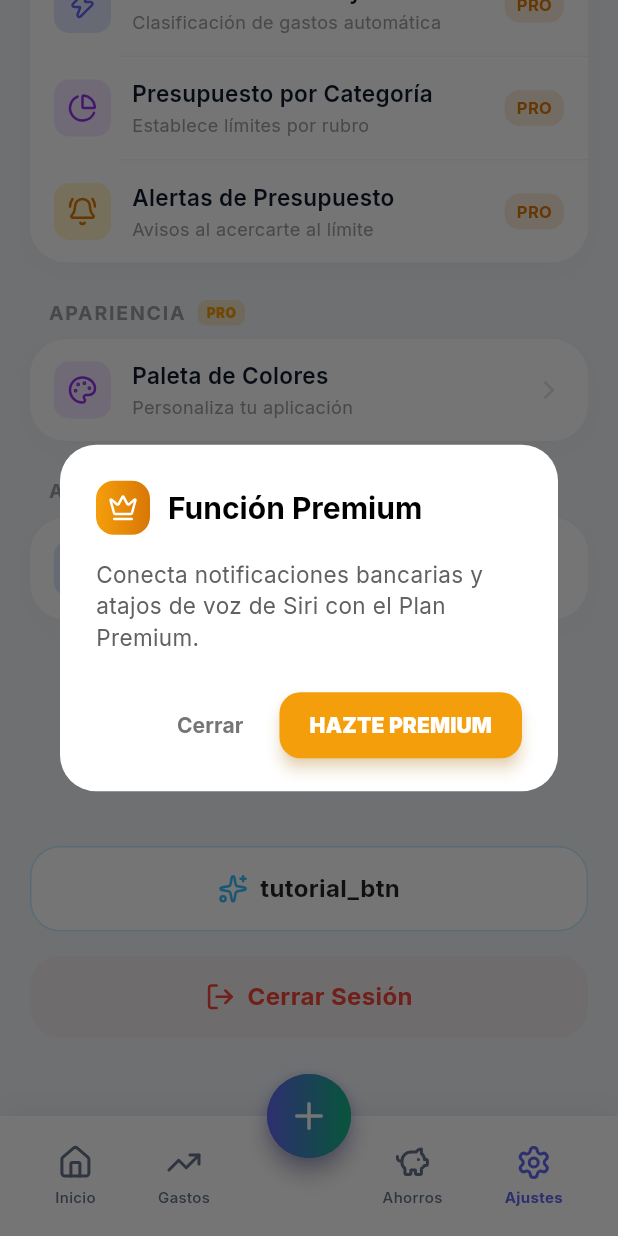
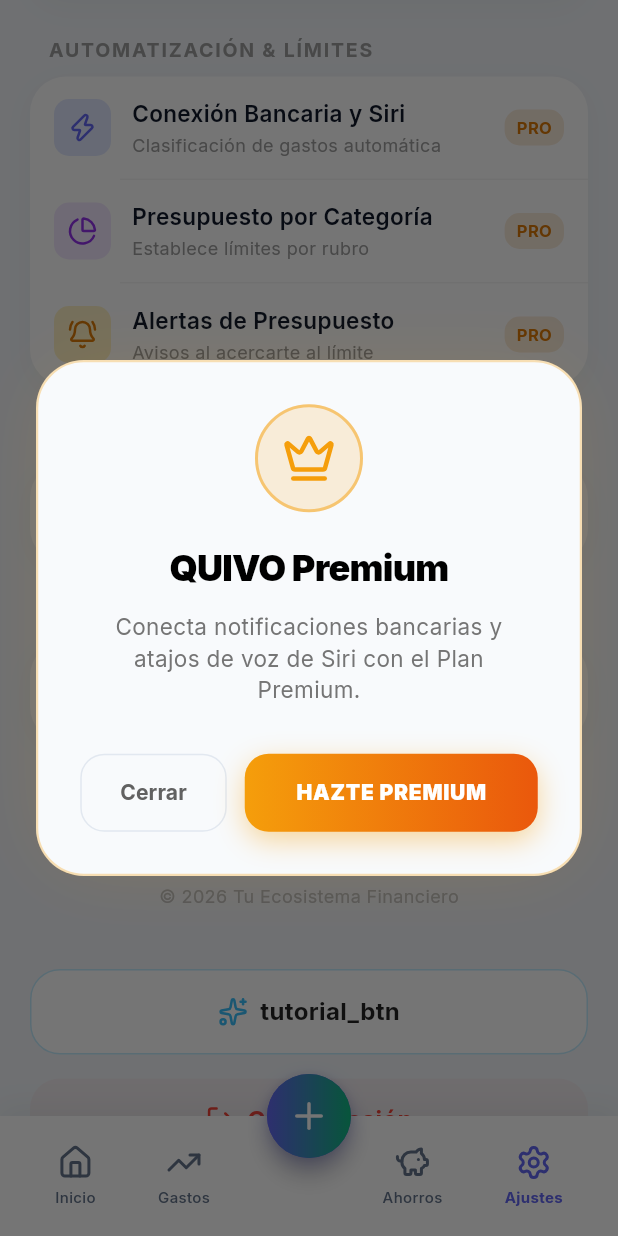
Before and after one commit to DanielMarroquin1/AppFinanciera, a Flutter app: the SettingsScreen screen opened by its route, scrolled down 1152 dp, after a tap on "Conexión Bancaria y Siri", on a phone screen of 412 x 824 dp. Run offline on Flutter 3.47's test engine with Material 3 defaults, Android fonts, the phone set to English and light mode, and no system bars; our stand-ins replace cloud_firestore, cloud_functions, firebase_auth, firebase_core, fl_chart, flutter_local_notifications and 16 more; missing offline and left inert: notification_listener_service, purchases_flutter, tutorial_coach_mark; accounts and stored records are empty; network calls fail.

Commit message:
feat: redesign premium cancel and paywall modals, clean country settings, rename studio vip

```diff
--- a/flutter_app/lib/presentation/widgets/modals/premium_modal.dart
+++ b/flutter_app/lib/presentation/widgets/modals/premium_modal.dart
@@ -129,7 +129,7 @@
                               ),
                             ),
                             const SizedBox(height: 12),
-                            Text('Studio VIP', style: TextStyle(color: isDark ? Colors.white : Colors.black, fontSize: 32, fontWeight: FontWeight.w900, letterSpacing: -0.5)),
+                            Text('QUIVO Premium', style: TextStyle(color: isDark ? Colors.white : Colors.black, fontSize: 32, fontWeight: FontWeight.w900, letterSpacing: -0.5)),
                             Text('Eleva tu experiencia financiera', style: TextStyle(color: isDark ? Colors.grey[400] : Colors.grey[600], fontSize: 15)),
                           ],
                         ),
--- a/flutter_app/lib/presentation/widgets/modals/premium_paywall_dialog.dart
+++ b/flutter_app/lib/presentation/widgets/modals/premium_paywall_dialog.dart
@@ -18,75 +18,86 @@
   Widget build(BuildContext context) {
     final isDark = Theme.of(context).brightness == Brightness.dark;
 
-    return AlertDialog(
-      backgroundColor: isDark ? const Color(0xFF1F2937) : Colors.white,
-      shape: RoundedRectangleBorder(borderRadius: BorderRadius.circular(24)),
-      title: Row(
+    return Dialog(
+      backgroundColor: Colors.transparent,
+      insetPadding: const EdgeInsets.symmetric(horizontal: 24, vertical: 24),
+      child: Container(
+        padding: const EdgeInsets.all(28),
+        decoration: BoxDecoration(
+          color: isDark ? const Color(0xFF0F172A) : const Color(0xFFF8FAFC),
+          borderRadius: BorderRadius.circular(32),
+          border: Border.all(color: const Color(0xFFF59E0B).withOpacity(0.3), width: 1.5),
+          boxShadow: [
+            BoxShadow(color: const Color(0xFFF59E0B).withOpacity(0.15), blurRadius: 40, spreadRadius: -10)
+          ]
+        ),
+        child: Column(
+          mainAxisSize: MainAxisSize.min,
+          crossAxisAlignment: CrossAxisAlignment.stretch,
           children: [
-          Container(
-            padding: const EdgeInsets.all(8),
+            Center(
+              child: Container(
+                padding: const EdgeInsets.all(16),
                 decoration: BoxDecoration(
-              gradient: const LinearGradient(colors: [Color(0xFFF59E0B), Color(0xFFD97706)]),
-              borderRadius: BorderRadius.circular(12),
+                  color: const Color(0xFFF59E0B).withOpacity(0.15),
+                  shape: BoxShape.circle,
+                  border: Border.all(color: const Color(0xFFF59E0B).withOpacity(0.5), width: 2),
                 ),
-            child: const Icon(LucideIcons.crown, color: Colors.white, size: 20),
-          ),
-          const SizedBox(width: 12),
-          Text(
-            'Función Premium',
-            style: TextStyle(
-              color: isDark ? Colors.white : Colors.black,
-              fontWeight: FontWeight.bold,
-              fontSize: 20,
+                child: const Icon(LucideIcons.crown, color: Color(0xFFF59E0B), size: 36),
               ),
             ),
-        ],
+            const SizedBox(height: 20),
+            Text(
+              'QUIVO Premium',
+              style: TextStyle(color: isDark ? Colors.white : Colors.black, fontSize: 24, fontWeight: FontWeight.w900, letterSpacing: -0.5),
+              textAlign: TextAlign.center,
             ),
-      content: Text(
-        customMessage ?? 'Desbloquea el Plan Premium para acceder a esta y todas las funciones exclusivas de la aplicación.',
-        style: TextStyle(
-          color: isDark ? Colors.grey[300] : Colors.grey[700],
-          fontSize: 15,
-          height: 1.4,
+            const SizedBox(height: 12),
+            Text(
+              customMessage ?? 'Desbloquea QUIVO Premium para acceder a esta y todas las funciones exclusivas.',
+              style: TextStyle(color: isDark ? Colors.grey[400] : Colors.grey[600], fontSize: 15, height: 1.4),
+              textAlign: TextAlign.center,
             ),
+            const SizedBox(height: 32),
+            Row(
+              children: [
+                Expanded(
+                  child: OutlinedButton(
+                    onPressed: () => Navigator.pop(context),
+                    style: OutlinedButton.styleFrom(
+                      padding: const EdgeInsets.symmetric(vertical: 16),
+                      shape: RoundedRectangleBorder(borderRadius: BorderRadius.circular(16)),
+                      side: BorderSide(color: isDark ? const Color(0xFF334155) : const Color(0xFFE2E8F0)),
                     ),
-      actionsPadding: const EdgeInsets.fromLTRB(24, 0, 24, 20),
-      actions: [
-        Row(
-          mainAxisAlignment: MainAxisAlignment.end,
-          children: [
-            TextButton(
-              onPressed: () => Navigator.pop(context),
-              child: Text(
-                'Cerrar',
-                style: TextStyle(
-                  color: isDark ? Colors.grey[400] : Colors.grey[600],
-                  fontWeight: FontWeight.bold,
-                ),
+                    child: Text('Cerrar', style: TextStyle(color: isDark ? Colors.grey[300] : Colors.grey[700], fontWeight: FontWeight.bold)),
                   ),
                 ),
                 const SizedBox(width: 12),
-            ElevatedButton(
-              onPressed: () {
-                Navigator.pop(context); // Cerrar este dialog
-                PremiumModal.show(context); // Mostrar el modal de planes
+                Expanded(
+                  flex: 2,
+                  child: GestureDetector(
+                    onTap: () {
+                      Navigator.pop(context);
+                      PremiumModal.show(context);
                     },
-              style: ElevatedButton.styleFrom(
-                backgroundColor: const Color(0xFFF59E0B), // amber-500
-                foregroundColor: Colors.white,
-                shape: RoundedRectangleBorder(borderRadius: BorderRadius.circular(14)),
-                padding: const EdgeInsets.symmetric(horizontal: 20, vertical: 12),
-                elevation: 4,
-                shadowColor: const Color(0xFFF59E0B).withValues(alpha: 0.5),
+                    child: Container(
+                      padding: const EdgeInsets.symmetric(vertical: 16),
+                      decoration: BoxDecoration(
+                        gradient: const LinearGradient(colors: [Color(0xFFF59E0B), Color(0xFFEA580C)]),
+                        borderRadius: BorderRadius.circular(16),
+                        boxShadow: [BoxShadow(color: const Color(0xFFF59E0B).withOpacity(0.4), blurRadius: 16, offset: const Offset(0, 6))],
                       ),
-              child: const Text(
-                'HAZTE PREMIUM',
-                style: TextStyle(fontWeight: FontWeight.w900, fontSize: 14),
+                      child: const Center(
+                        child: Text('HAZTE PREMIUM', style: TextStyle(color: Colors.white, fontSize: 14, fontWeight: FontWeight.w900, letterSpacing: 0.5)),
+                      ),
+                    ),
                   ),
                 ),
               ],
             ),
           ],
+        ),
+      ),
     );
   }
 }
```
Also changed, not shown: flutter_app/lib/presentation/screens/settings_screen.dart (+68 -77 lines). Lines whose indentation alone changed are shown as unchanged.
